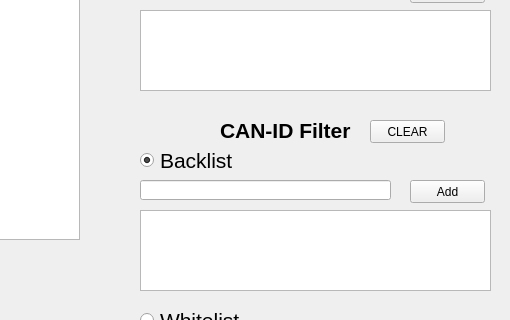
Before: the Qt Designer form Connector/qt_application.ui in X1L3F/ESP32-CAN-Shield, drawn with Qt 5; both pictures show x 690 to 1200 and y 310 to 630 of the 1200 by 807 pixel window.
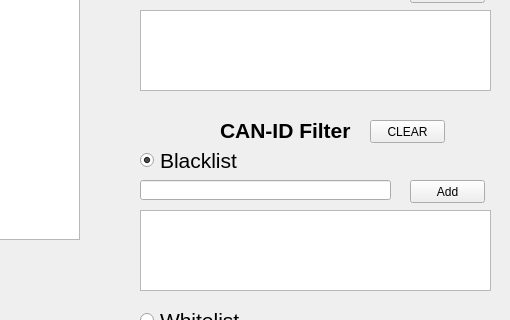
After: the same form once the commit is applied.

Commit message: IPv4 adress filter works with hmi

```diff
--- a/Connector/qt_application.ui
+++ b/Connector/qt_application.ui
@@ -146,7 +146,7 @@
      </font>
     </property>
     <property name="text">
-     <string>Backlist</string>
+     <string>Blacklist</string>
     </property>
     <property name="checked">
      <bool>true</bool>
```
Left out of the diff: 14 changed lines with no effect on the pictures. The commit also changes 1 other file.
